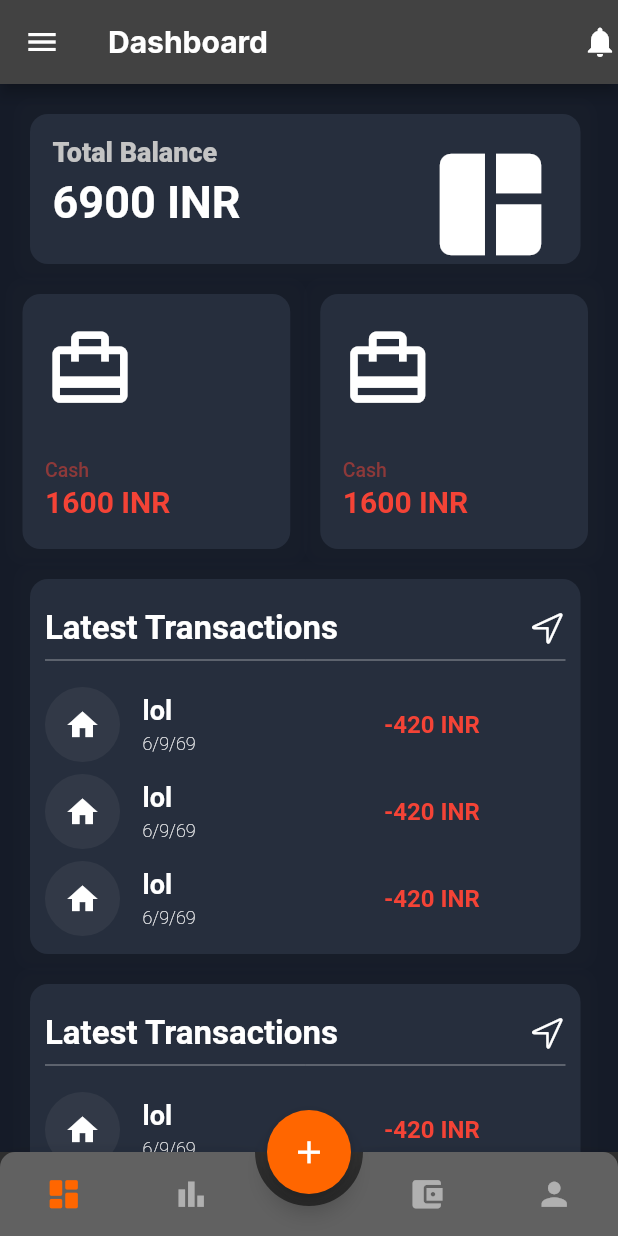
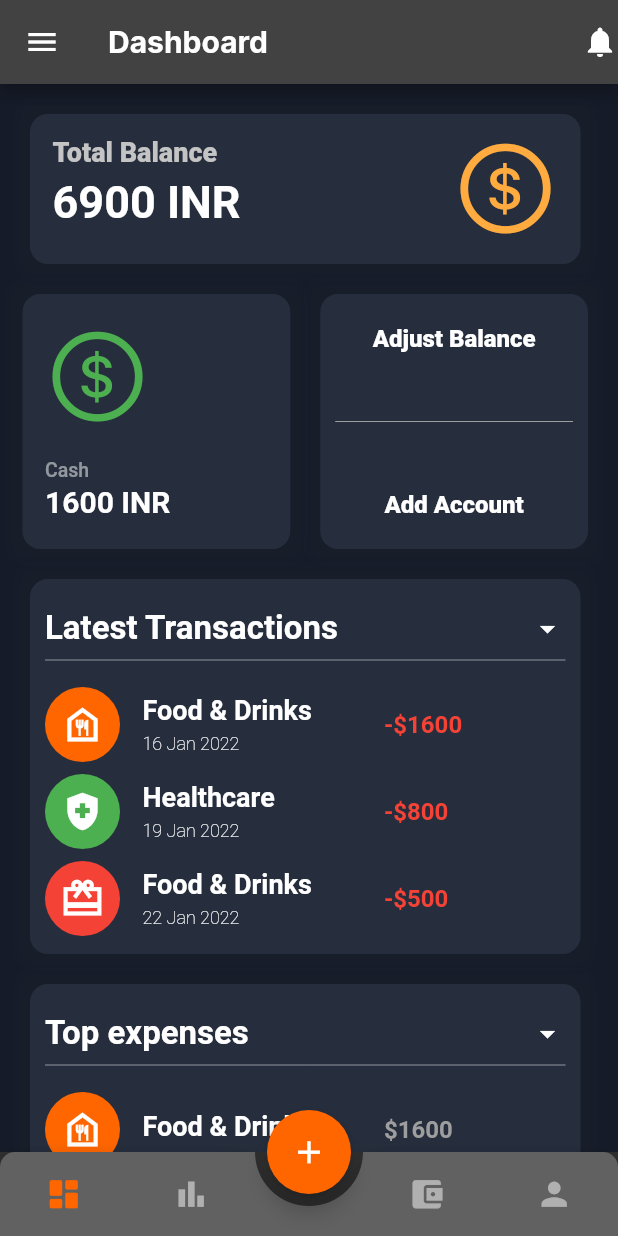
Before and after one commit to SuvarnaBhide/Budgeting-App-1, a Flutter app: the screen it shows after launch, on a phone screen of 412 x 824 dp. Run offline on Flutter 3.47's test engine with Material 2 defaults, Android fonts, the phone set to English and light mode, and no system bars; drawn by our look-alikes of animated_bottom_navigation_bar; our stand-ins replace email_validator, fl_chart, google_fonts, table_calendar, velocity_x.

Commit message:
modified dashboard page

```diff
--- /dev/null
+++ b/lib/json/dashboard_json.dart
@@ -0,0 +1,27 @@
+import 'package:budget_x/theme/color.dart';
+import 'package:flutter/material.dart';
+
+const List items = [
+
+  {
+    "icon": Icon(Icons.food_bank_outlined, size: 30),
+    "color": orange,
+    "title": "Food & Drinks",
+    "date": "16 Jan 2022",
+    "amount": "\$1600",
+  },
+  {
+    "icon": Icon(Icons.health_and_safety_sharp, size: 30),
+    "color": Colors.green,
+    "title": "Healthcare",
+    "date": "19 Jan 2022",
+    "amount": "\$800"
+  },
+  {
+    "icon": Icon(Icons.card_giftcard_sharp, size: 30),
+    "color": Colors.red,
+    "title": "Food & Drinks",
+    "date": "22 Jan 2022",
+    "amount": "\$500",
+  }
+];
--- a/lib/pages/dashboard_page.dart
+++ b/lib/pages/dashboard_page.dart
@@ -1,4 +1,5 @@
-// ignore_for_file: prefer_const_literals_to_create_immutables, prefer_const_constructors, unused_import, sized_box_for_whitespace
+// ignore_for_file: prefer_const_literals_to_create_immutables, prefer_const_constructors, unused_import, sized_box_for_whitespace, non_constant_identifier_names
+import 'package:budget_x/json/dashboard_json.dart';
 import 'package:budget_x/theme/color.dart';
 import 'package:flutter/cupertino.dart';
 import 'package:flutter/material.dart';
@@ -12,6 +13,9 @@ class DashboardPage extends StatefulWidget {
 }
 
 class _DashboardPageState extends State<DashboardPage> {
+
+  int newindex = -1;
+
   @override
   Widget build(BuildContext context) {
     return Scaffold(
@@ -76,8 +80,9 @@ class _DashboardPageState extends State<DashboardPage> {
                   const Padding(
                     padding: EdgeInsets.only(bottom: 10),
                     child: Icon(
-                      Icons.space_dashboard,
-                      size: 90,
+                      CupertinoIcons.money_dollar_circle,
+                      color: Colors.orangeAccent,
+                      size: 70,
                     ),
                   ),
                 ],
@@ -102,15 +107,16 @@ class _DashboardPageState extends State<DashboardPage> {
                         spreadRadius: 10,
                         blurRadius: 3)
                   ]),
-              child: Padding(
+              child: index == 0 ? Padding(
                 padding: const EdgeInsets.only(top: 20, bottom: 20, left: 15),
                 child: Column(
                   crossAxisAlignment: CrossAxisAlignment.start,
                   mainAxisAlignment: MainAxisAlignment.spaceBetween,
                   children: [
                     const Icon(
-                      Icons.wallet_travel_outlined,
-                      size: 60,
+                      CupertinoIcons.money_dollar_circle,
+                      color: Colors.green,
+                      size: 70,
                     ),
                     Column(
                       crossAxisAlignment: CrossAxisAlignment.start,
@@ -118,16 +124,26 @@ class _DashboardPageState extends State<DashboardPage> {
                         Text('Cash',
                             style: TextStyle(
                                 fontWeight: FontWeight.w500,
-                                color: Colors.red.withOpacity(0.5),
+                                color: Colors.white.withOpacity(0.5),
                                 fontSize: 13)),
                         const SizedBox(height: 2),
                         const Text('1600 INR',
                             style: TextStyle(
                                 fontWeight: FontWeight.bold,
-                                color: Colors.red,
+                                color: Colors.white,
                                 fontSize: 20)),
                       ],
                     )
+                  ],
+                ),
+              ) : Padding(
+                padding: const EdgeInsets.only(left: 10, right: 10, top: 20, bottom: 20),
+                child: Column(
+                  mainAxisAlignment: MainAxisAlignment.spaceBetween,
+                  children: [
+                    InkWell(onTap: (){} ,child: Text('Adjust Balance', style: TextStyle(fontSize: 16, fontWeight: FontWeight.w800))),
+                    Divider(color: Colors.grey),
+                    InkWell(onTap: (){}, child: Text('Add Account', style: TextStyle(fontSize: 16, fontWeight: FontWeight.w800))),
                   ],
                 ),
               ),
@@ -138,7 +154,7 @@ class _DashboardPageState extends State<DashboardPage> {
         const SizedBox(height: 20),
 
         Column(
-            children: List.generate(2, (index) {
+            children: List.generate(2, (Index) {
           return Padding(
             padding: const EdgeInsets.only(left: 20, right: 20, bottom: 20),
             child: Container(
@@ -164,18 +180,18 @@ class _DashboardPageState extends State<DashboardPage> {
                         Row(
                           mainAxisAlignment: MainAxisAlignment.spaceBetween,
                           children: [
-                            const Text("Latest Transactions",
+                            Text( Index == 0 ? "Latest Transactions" : "Top expenses",
                                 style: TextStyle(
                                     fontWeight: FontWeight.bold,
                                     color: Colors.white,
                                     fontSize: 22)),
-                            const Icon(CupertinoIcons.location)
+                            const Icon(Icons.arrow_drop_down)
                           ],
                         ),
                         Divider(color: Colors.white.withOpacity(0.5)),
                         const SizedBox(height: 10),
                         Column(
-                          children: List.generate(3, (index) {
+                          children: List.generate(items.length, (index) {
                             return Column(
                               children: [
                                 Row(
@@ -189,11 +205,10 @@ class _DashboardPageState extends State<DashboardPage> {
                                               width: 50,
                                               height: 50,
                                               decoration: BoxDecoration(
-                                                  color: Colors.grey
-                                                      .withOpacity(0.1),
+                                                  color: items[index]['color'],
                                                   shape: BoxShape.circle),
-                                              child: const Center(
-                                                  child: Icon(Icons.home))),
+                                              child: Center(
+                                                  child: items[index]['icon'])),
                                           const SizedBox(width: 15),
                                           Container(
                                               width: (size.width - 90) * 0.5,
@@ -203,28 +218,28 @@ class _DashboardPageState extends State<DashboardPage> {
                                                 crossAxisAlignment:
                                                     CrossAxisAlignment.start,
                                                 children: [
-                                                  const Text("lol",
+                                                  Text(items[index]['title'],
                                                       style: TextStyle(
                                                           fontSize: 18,
                                                           color: Colors.white,
                                                           fontWeight:
                                                               FontWeight.bold)),
                                                   const SizedBox(height: 5),
-                                                  const Text(
-                                                    '6/9/69',
+                                                  Index == 0? Text(
+                                                    items[index]['date'],
                                                     style: TextStyle(
                                                         fontSize: 12,
                                                         color: Colors.white,
                                                         fontWeight:
                                                             FontWeight.w200),
-                                                  )
+                                                  ) : Container()
                                                 ],
                                               )),
-                                          const Text('-420 INR',
+                                          Text(Index == 0 ? '-' + items[index]['amount'] : items[index]['amount'],
                                               style: TextStyle(
                                                   fontSize: 16,
                                                   fontWeight: FontWeight.w600,
-                                                  color: Colors.red)),
+                                                  color: Index == 0 ? Colors.red : Colors.grey)),
                                         ],
                                       ),
                                     ),
```
